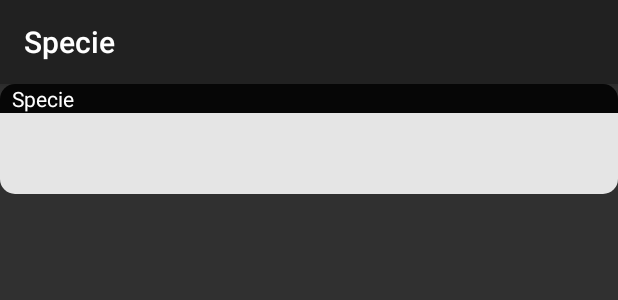
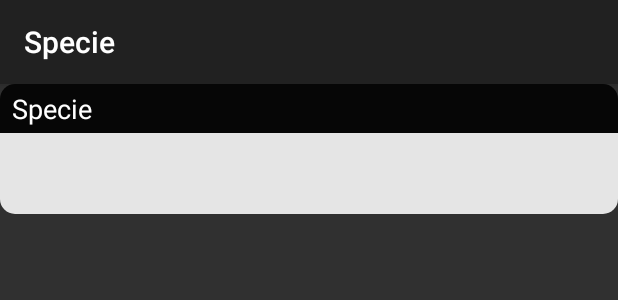
Before and after one commit to billthefarmer/specie, an Android app: the layout widget.xml on its own in the app's theme, with its tools: preview values and no code run, on a phone screen of 412 x 824 dp. Shown: the top 300 px of the screen. Run offline under Robolectric (Android 15) with nearby library versions, the phone set to English and light mode, and no system bars.

Commit message:
Update widget

```diff
--- a/src/main/res/layout/widget.xml
+++ b/src/main/res/layout/widget.xml
@@ -18,30 +18,37 @@
 
     <TextView
         android:id="@+id/title"
-        android:layout_width="fill_parent"
+        android:layout_width="wrap_content"
         android:layout_height="wrap_content"
+        android:layout_marginTop="4dp"
+        android:layout_marginBottom="4dp"
         android:layout_marginLeft="8dp"
         android:text="@string/app_name"
-        android:textColor="@android:color/white" />
+        android:textColor="@android:color/white"
+        android:textAppearance="?android:attr/textAppearanceMedium" />
 
     <TextView
         android:id="@+id/current_name"
         android:layout_width="wrap_content"
         android:layout_height="wrap_content"
-        android:textColor="@android:color/white" />
+        android:layout_marginLeft="56dp"
+        android:textColor="@android:color/white"
+        android:textAppearance="?android:attr/textAppearanceMedium" />
 
     <TextView
         android:id="@+id/current_symbol"
         android:layout_width="wrap_content"
         android:layout_height="wrap_content"
         android:layout_marginLeft="8dp"
-        android:textColor="@android:color/white" />
+        android:textColor="@android:color/white"
+        android:textAppearance="?android:attr/textAppearanceMedium" />
 
     <TextView
         android:id="@+id/current_value"
         android:layout_width="match_parent"
         android:layout_height="wrap_content"
-        android:textColor="@android:color/white" />
+        android:textColor="@android:color/white"
+        android:textAppearance="?android:attr/textAppearanceMedium" />
 
   </LinearLayout>
 
--- a/src/main/res/values/strings.xml
+++ b/src/main/res/values/strings.xml
@@ -46,7 +46,7 @@
   <string name="pref_roaming_summ">Update while roaming</string>
   <string name="pref_widget">Widget</string>
   <string name="pref_entry">Widget entry</string>
-  <string name="pref_entry_default">1</string>
+  <string name="pref_entry_default">0</string>
   <string name="pref_numbers">Numbers</string>
   <string name="pref_digits">Fraction digits</string>
   <string name="pref_digit_default">3</string>
```
Also changed, not shown: src/main/java/org/billthefarmer/specie/Main.java (+21 -7 lines), src/main/java/org/billthefarmer/specie/SpecieWidgetProvider.java (+29 -3 lines), src/main/res/drawable-v1/widget.png.
